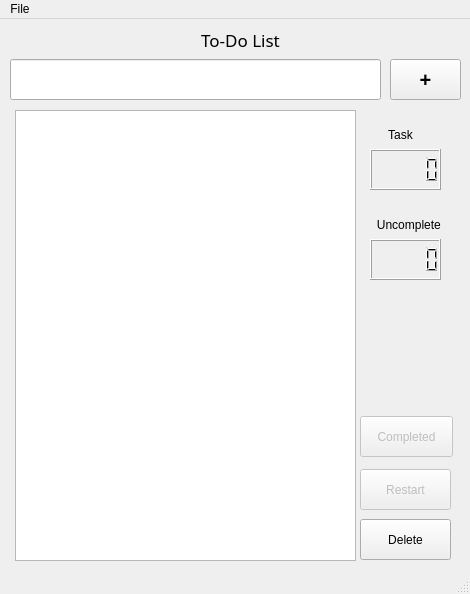
This is to-do-list/todo.ui in choman-krishna/CODSOFT as Qt 5 draws it before an edit. The edited form follows.
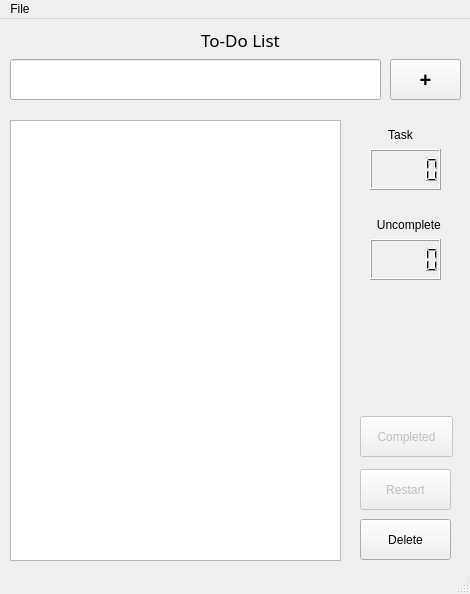
This is the edited form.

Commit message: Returned back to model based listview

```diff
--- a/to-do-list/todo.ui
+++ b/to-do-list/todo.ui
@@ -177,13 +177,13 @@
      <string>Restart</string>
     </property>
    </widget>
-   <widget class="QListWidget" name="listWidget">
+   <widget class="QListView" name="listView">
     <property name="geometry">
      <rect>
-      <x>15</x>
-      <y>91</y>
-      <width>341</width>
-      <height>451</height>
+      <x>10</x>
+      <y>101</y>
+      <width>331</width>
+      <height>441</height>
      </rect>
     </property>
    </widget>
```
